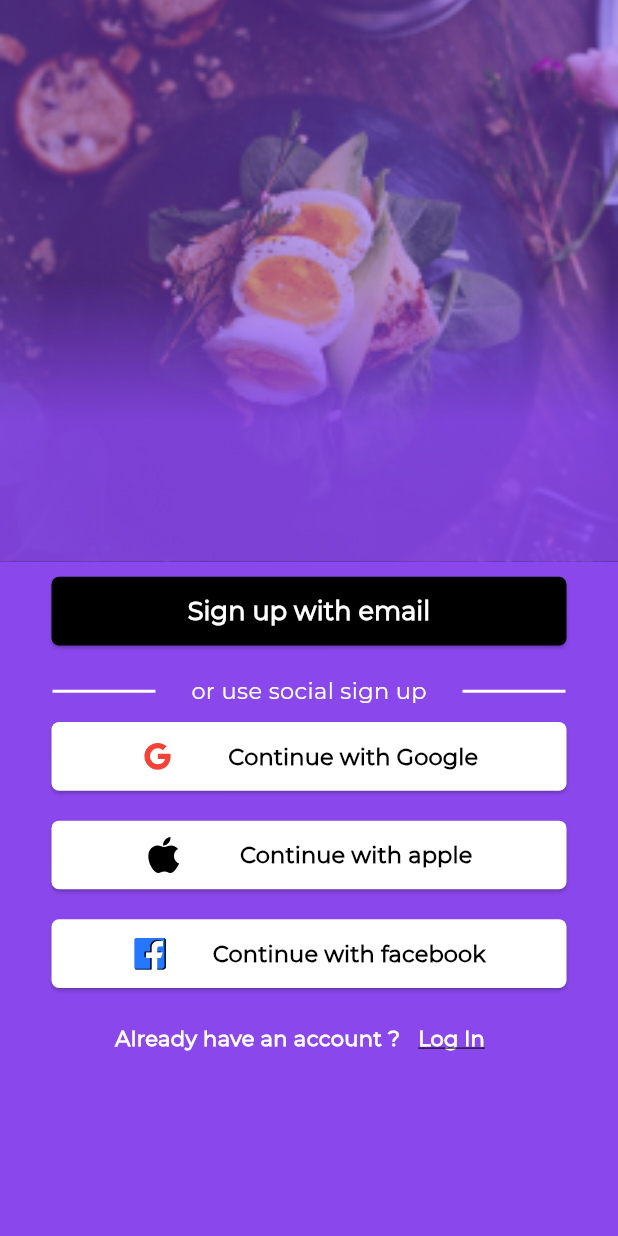
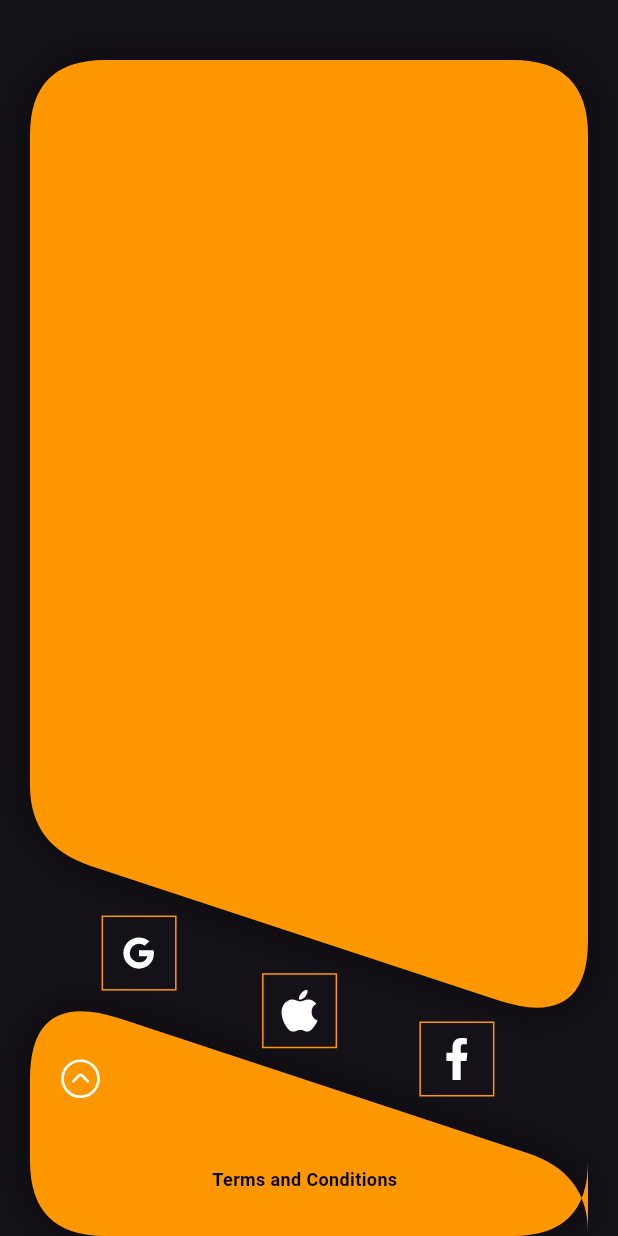
Before and after one commit to EducloudHQ/Interior-Design-Social-Application, a Flutter app: the screen it shows after launch, on a phone screen of 412 x 824 dp. Run offline on Flutter 3.47's test engine with Material 3 defaults, Android fonts, the phone set to English and light mode, and no system bars; our stand-ins replace cached_network_image, flutter_svg, go_router, image_picker, shared_preferences, timeago; missing offline and left inert: amplify_api, amplify_auth_cognito, amplify_datastore, amplify_flutter, amplify_storage_s3, aws_common.

Commit message:
more updates

```diff
--- a/lib/main.dart
+++ b/lib/main.dart
@@ -142,21 +142,11 @@ class _MyAppState extends State<MyApp> {
       title: 'Social App',
 
 
-      theme: ThemeData(
-
- appBarTheme: const AppBarTheme(
-
-   backgroundColor: Color(0xFFe76f51),
- ),
-      fontFamily: 'Montserrat',
-       primaryColor: const Color(0xFF264653),
-          colorScheme:ColorScheme.fromSwatch().copyWith(secondary: const Color(0xFFe76f51))
-
-
-
-
-      ),
-     debugShowCheckedModeBanner: false,
+       // theme: ThemeData(),
+        theme: ThemeData.dark(),
+        //darkTheme: ThemeData.light(), // standard dark theme
+      //  themeMode: ThemeMode.system,
+        debugShowCheckedModeBanner: false,
      routerConfig: _router
 
 /*
--- a/lib/screens/welcome_screen.dart
+++ b/lib/screens/welcome_screen.dart
@@ -6,6 +6,7 @@ import 'package:flutter_svg/flutter_svg.dart';
 import 'package:provider/provider.dart';
 
 import '../repositories/login_respository.dart';
+import '../utils/rounded_diagonal_path_clipper.dart';
 import '../utils/shared_preferences.dart';
 
 
@@ -23,53 +24,109 @@ class _WelcomeScreenState extends State<WelcomeScreen> {
     var loginRepo= context.watch<LoginRepository>();
     Size size = MediaQuery.of(context).size;
     return Scaffold(
-backgroundColor: const Color(0xFF8A47EB),
-      body: CustomScrollView(
-        slivers: [
-          SliverAppBar(
-            stretch: true,
-            floating: false,
-            pinned: false,
 
-            snap: false,
+      body: Stack(
+        alignment: Alignment.bottomCenter,
+        children: [
+          Container(
+            height: size.height,
+            width: size.width,
+          ),
+
+         Align(
+           alignment: Alignment.topCenter,
+           child:  Container(
+             height: size.height/1.2,
+             padding:EdgeInsets.only(left: 20,right: 20,top: 40),
+             child:RotatedBox(
+               quarterTurns: 2,
+               child:  ClipShadowPath(
+                 shadow: const Shadow(blurRadius: 20.0, color: Colors.black54),
+                 clipper: RoundedDiagonalPathClipper(),
+                 child: Container(color: Colors.orange),
+               ),
+             ),
+           ),
+
+         ),
+          Container(
+            height: size.height/5,
+            padding:EdgeInsets.only(left: 20,right: 20),
+            child:RotatedBox(
+              quarterTurns: 4,
+              child:  ClipShadowPath(
+                shadow: const Shadow(blurRadius: 20.0, color: Colors.black54),
+                clipper: RoundedDiagonalPathClipper(),
+                child: Container(color: Colors.orange),
+              ),
+            ),
+          ),
+          Positioned(
+            top: size.height/1.35,
+              right: size.width/1.4,
+              child: Container(
+            height: 50,
+            width: 50,
+            padding: EdgeInsets.all(10),
+                decoration:  BoxDecoration(
+                    shape: BoxShape.rectangle,
+                    border: Border.all(color: Colors.orange)
+                ),
+
+            child: SvgPicture.asset('assets/google.svg',height: 24,width: 24,color: Colors.white,),
+          )),
+          Positioned(
+              top: size.height/1.27,
+              right: size.width/2.2,
+              child: Container(
+                height: 50,
+                width: 50,
+                padding: EdgeInsets.all(10),
+                decoration:  BoxDecoration(
+                    shape: BoxShape.rectangle,
+                    border: Border.all(color: Colors.orange)
+                ),
+
+                child: SvgPicture.asset('assets/apple.svg',height: 24,width: 24,color: Colors.white,),
+              )),
+          Positioned(
+              top: size.height/1.21,
+              right: size.width/5,
+              child: Container(
+                height: 50,
+                width: 50,
+                padding: EdgeInsets.all(10),
+                decoration:  BoxDecoration(
+                  shape: BoxShape.rectangle,
+                 border: Border.all(color: Colors.orange)
+                ),
+
+                child: SvgPicture.asset('assets/facebook.svg',height: 24,width: 24,color: Colors.white,),
+              )),
+          Positioned(
+              top: size.height/1.17,
+              right: size.width/1.2,
+              child: Container(
+                height: 30,
+                width: 30,
 
 
 
-            expandedHeight: size.height/2.2,
+                child: SvgPicture.asset('assets/up.svg',height: 24,width: 24,color: Colors.white,),
+              )),
 
-            flexibleSpace: FlexibleSpaceBar(
+          Positioned(
+            top: size.height/1.06,
+            right: size.width/2.8,
 
-              stretchModes: const <StretchMode>[
-                StretchMode.zoomBackground,
-                StretchMode.blurBackground,
-                StretchMode.fadeTitle,
+            child: const Text('Terms and Conditions',style: TextStyle(fontSize: 12,
+
+                color: Colors.black,fontWeight: FontWeight.bold),),)
+
         ],
-              background: Stack(
-                fit: StackFit.expand,
-                children: [
-                  Image.asset('assets/meal.png',fit: BoxFit.cover,),
-                   DecoratedBox(
-                    decoration: BoxDecoration(
-                      gradient: LinearGradient(
-                        begin: Alignment(0.0, 0.5),
-                        end: Alignment.center,
-                        colors: <Color>[
-                          Color(0xFF8A47EB).withOpacity(0.9),
-                          Color(0xFF8A47EB).withOpacity(0.5),
-                        ],
-                      ),
-                    ),
-                  ),
-                ],
-              ),
-            ),
-
-
-          ),
-SliverToBoxAdapter(
-  child:  Container(
-    padding: const EdgeInsets.symmetric(horizontal: 20),
-    child: Column(
+      )
+          /*
+          Column(
             children: [
               Container(
                 margin: EdgeInsets.only(top: 10,bottom: 10),
@@ -97,7 +154,7 @@ SliverToBoxAdapter(
                   mainAxisAlignment: MainAxisAlignment.spaceBetween,
                   children: [
                     Container(
-                color: Colors.white,
+
                       width: size.width/6,
                       height: 2,
                     ),
@@ -105,7 +162,7 @@ SliverToBoxAdapter(
                       child: Text('or use social sign up',style: TextStyle(fontSize: 15,color: Colors.white),),
                     ),
                     Container(
-                color: Colors.white,
+
                       width: size.width/6,
                       height: 2,
                     ),
@@ -136,63 +193,15 @@ SliverToBoxAdapter(
                       ],
                     )),
               ),
-        Container(
-          margin: EdgeInsets.only(bottom: 10,top: 10),
-
-          width: size.width/1.2,
-          height: size.height/18,
-
-          child: ElevatedButton(
-
-              style: ButtonStyle(
-                  backgroundColor: MaterialStateProperty.all(Colors.white),
-                  shape: MaterialStateProperty.all(RoundedRectangleBorder(borderRadius: BorderRadius.circular(5)))
-
-              ),
-              onPressed: ()=> loginRepo.googleSignIn(context),
-
-
-              child: Row(
-                mainAxisAlignment: MainAxisAlignment.spaceEvenly,
-                children: [
-                  SvgPicture.asset('assets/apple.svg',height: 24,width: 24,),
-                  const Text('Continue with apple',style: TextStyle(fontWeight:FontWeight.bold,fontSize: 15, color: Colors.black),),
-                ],
-              )),
-        ),
-        Container(
-          margin: EdgeInsets.only(bottom: 10,top: 10),
-
-          width: size.width/1.2,
-          height: size.height/18,
-
-          child: ElevatedButton(
-
-              style: ButtonStyle(
-                  backgroundColor: MaterialStateProperty.all(Colors.white),
-                  shape: MaterialStateProperty.all(RoundedRectangleBorder(borderRadius: BorderRadius.circular(5)))
-
-              ),
-              onPressed: ()=> loginRepo.googleSignIn(context),
-
-
-              child: Row(
-                mainAxisAlignment: MainAxisAlignment.spaceEvenly,
-                children: [
-                  SvgPicture.asset('assets/facebook.svg',height: 24,width: 24),
-                  const Text('Continue with facebook',style: TextStyle(fontWeight:FontWeight.bold,fontSize: 15, color: Colors.black),),
-                ],
-              )),
-        ),
 
               Container(
                 child: Row(
                   mainAxisAlignment: MainAxisAlignment.center,
                   children: [
-              const Text('Already have an account ?',style: TextStyle(color: Colors.white,fontWeight: FontWeight.bold),),
+                    const Text('Already have an account ?',style: TextStyle(fontWeight: FontWeight.bold),),
                     TextButton(
 
-                  onPressed: (){}, child: Text('Log In',style: TextStyle(color: Colors.white,
+                        onPressed: (){}, child: Text('Log In',style: TextStyle(
                         fontWeight: FontWeight.bold,
                         decoration: TextDecoration.underline),))
                   ],
@@ -200,12 +209,9 @@ SliverToBoxAdapter(
               )
             ],
           ),
-  ),
-)
+          */
 
 
-        ],
-      )
 
 
     );
--- /dev/null
+++ b/lib/utils/base_64_utils.dart
@@ -0,0 +1,16 @@
+import 'dart:convert';
+import 'dart:typed_data';
+import 'package:flutter/widgets.dart';
+
+
+Image imageFromBase64String(String base64String) {
+  return Image.memory(base64Decode(base64String));
+}
+
+Uint8List dataFromBase64String(String base64String) {
+  return base64Decode(base64String);
+}
+
+String base64String(Uint8List data) {
+  return base64Encode(data);
+}
--- /dev/null
+++ b/lib/utils/rounded_diagonal_path_clipper.dart
@@ -0,0 +1,85 @@
+import 'package:flutter/material.dart';
+class RoundedDiagonalPathClipper extends CustomClipper<Path> {
+  double _getY(double x) {
+    return x * 0.33;
+  }
+
+  @override
+  Path getClip(Size size) {
+    var roundnessFactor = 50.0;
+    var equalization = 10.0;
+    var path = Path();
+
+    path.moveTo(0, roundnessFactor);
+    path.lineTo(0, size.height - roundnessFactor);
+
+    path.quadraticBezierTo(0, size.height, roundnessFactor, size.height);
+    path.lineTo(size.width - roundnessFactor, size.height);
+
+    path.quadraticBezierTo(
+        size.width, size.height, size.width, size.height - roundnessFactor);
+
+    path.lineTo(size.width, _getY(size.width) + roundnessFactor - equalization);
+    path.quadraticBezierTo(
+        size.width,
+        _getY(size.width),
+        size.width - roundnessFactor + equalization,
+        _getY(size.width - roundnessFactor + equalization));
+
+    path.lineTo(
+        roundnessFactor + equalization, _getY(roundnessFactor + equalization));
+    path.quadraticBezierTo(0, 0, 0, roundnessFactor + equalization);
+
+    return path;
+  }
+
+  @override
+  bool shouldReclip(CustomClipper<Path> oldClipper) => false;
+}
+
+
+
+
+@immutable
+class ClipShadowPath extends StatelessWidget {
+  final Shadow shadow;
+  final CustomClipper<Path> clipper;
+  final Widget child;
+
+  const ClipShadowPath({super.key,
+    required this.shadow,
+    required this.clipper,
+    required this.child,
+  });
+
+  @override
+  Widget build(BuildContext context) {
+    return CustomPaint(
+      key: UniqueKey(),
+      painter: _ClipShadowShadowPainter(
+        clipper: clipper,
+        shadow:shadow,
+      ),
+      child: ClipPath(clipper: clipper, child: child),
+    );
+  }
+}
+
+class _ClipShadowShadowPainter extends CustomPainter {
+  final Shadow shadow;
+  final CustomClipper<Path> clipper;
+
+  _ClipShadowShadowPainter({required this.shadow, required this.clipper});
+
+  @override
+  void paint(Canvas canvas, Size size) {
+    var paint = shadow.toPaint();
+    var clipPath = clipper.getClip(size).shift(shadow.offset);
+    canvas.drawPath(clipPath, paint);
+  }
+
+  @override
+  bool shouldRepaint(CustomPainter oldDelegate) {
+    return true;
+  }
+}
```
Also changed, not shown: assets/facebook.svg, assets/up.svg (added). Lines whose indentation alone changed are shown as unchanged.
